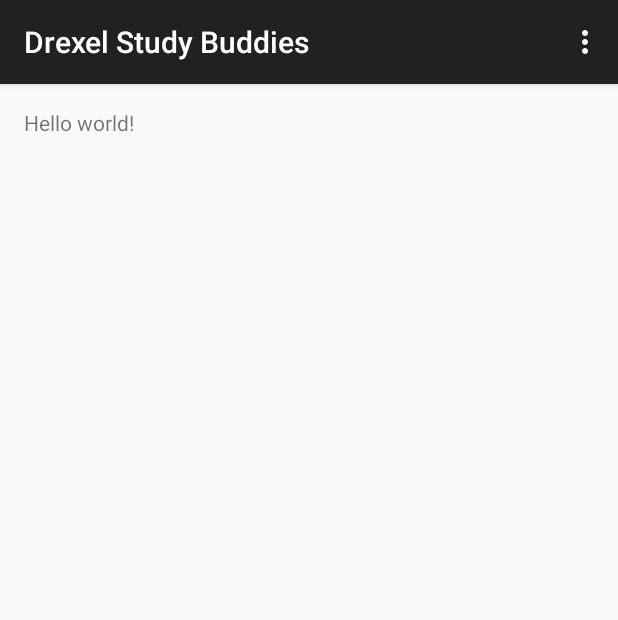
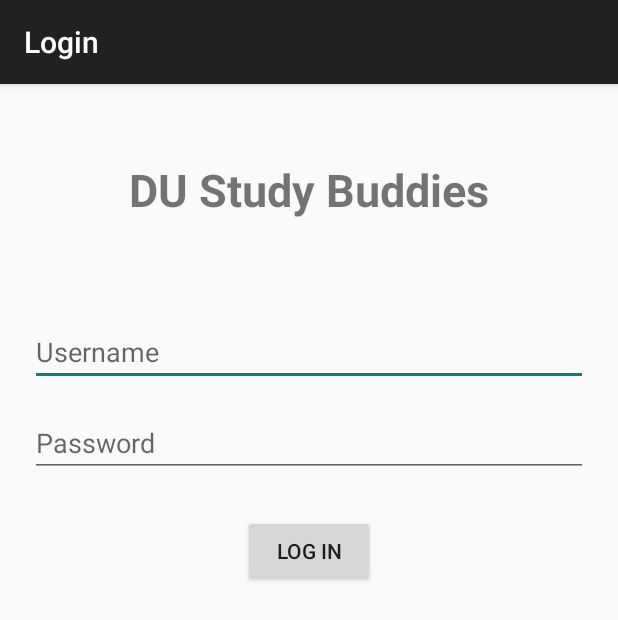
Before and after one commit to krs85/DUStudyBuddies, an Android app: the screen it shows after launch (MainActivity before the commit, LoginActivity after it), on a phone screen of 412 x 824 dp. Shown: the top 620 px of the screen. Run offline under Robolectric (Android 15) with nearby library versions, the phone set to English and light mode, and no system bars; our stand-ins replace Volley.

Commit message:
login workign

```diff
--- /dev/null
+++ b/app/src/main/java/com/shemeshapps/drexelstudybuddies/Activities/DuApplication.java
@@ -0,0 +1,17 @@
+package com.shemeshapps.drexelstudybuddies.Activities;
+
+import android.app.Application;
+
+import com.shemeshapps.drexelstudybuddies.NetworkingServices.RequestUtil;
+
+/**
+ * Created by Tomer on 2/27/2015.
+ */
+public class DuApplication extends Application {
+    @Override
+    public void onCreate()
+    {
+        super.onCreate();
+        RequestUtil.init(this);
+    }
+}
--- /dev/null
+++ b/app/src/main/java/com/shemeshapps/drexelstudybuddies/Activities/LoginActivity.java
@@ -0,0 +1,44 @@
+package com.shemeshapps.drexelstudybuddies.Activities;
+
+import android.support.v7.app.ActionBarActivity;
+import android.os.Bundle;
+import android.view.Menu;
+import android.view.MenuItem;
+import android.view.View;
+import android.widget.Button;
+import android.widget.EditText;
+import android.widget.Toast;
+
+import com.android.volley.Response;
+import com.android.volley.VolleyError;
+import com.shemeshapps.drexelstudybuddies.NetworkingServices.RequestUtil;
+import com.shemeshapps.drexelstudybuddies.R;
+
+public class LoginActivity extends ActionBarActivity {
+
+    @Override
+    protected void onCreate(Bundle savedInstanceState) {
+        super.onCreate(savedInstanceState);
+        setContentView(R.layout.activity_login);
+        final EditText password = (EditText)findViewById(R.id.password_login);
+        final EditText username = (EditText)findViewById(R.id.username_login);
+        Button login = (Button)findViewById(R.id.login_button);
+        login.setOnClickListener(new View.OnClickListener() {
+            @Override
+            public void onClick(View v) {
+                RequestUtil.getAuthCode(username.getText().toString(),password.getText().toString(),new Response.Listener() {
+                    @Override
+                    public void onResponse(Object response) {
+                        Toast.makeText(getApplicationContext(),"WORKED",Toast.LENGTH_SHORT).show();
+                    }
+                },
+                new Response.ErrorListener() {
+                    @Override
+                    public void onErrorResponse(VolleyError error) {
+                        Toast.makeText(getApplicationContext(),"INCORRECT PASSWORD",Toast.LENGTH_SHORT).show();
+                    }
+                });
+            }
+        });
+    }
+}
--- /dev/null
+++ b/app/src/main/java/com/shemeshapps/drexelstudybuddies/NetworkingServices/BitmapLruCache.java
@@ -0,0 +1,47 @@
+package com.shemeshapps.drexelstudybuddies.NetworkingServices;
+
+import android.graphics.Bitmap;
+import android.util.LruCache;
+
+import com.android.volley.toolbox.ImageLoader;
+
+/**
+ * Created by tomer on 8/9/14.
+ */
+
+//image caching system for gifts so we use less data
+public class BitmapLruCache
+        extends LruCache<String, Bitmap>
+        implements ImageLoader.ImageCache {
+
+    public BitmapLruCache() {
+        this(getDefaultLruCacheSize());
+    }
+
+    public BitmapLruCache(int sizeInKiloBytes) {
+        super(sizeInKiloBytes);
+    }
+
+    @Override
+    protected int sizeOf(String key, Bitmap value) {
+        return value.getRowBytes() * value.getHeight() / 1024;
+    }
+
+    @Override
+    public Bitmap getBitmap(String url) {
+        return get(url);
+    }
+
+    @Override
+    public void putBitmap(String url, Bitmap bitmap) {
+        put(url, bitmap);
+    }
+
+    public static int getDefaultLruCacheSize() {
+        final int maxMemory =
+                (int) (Runtime.getRuntime().maxMemory() / 1024);
+        final int cacheSize = maxMemory / 8;
+
+        return cacheSize;
+    }
+}
--- /dev/null
+++ b/app/src/main/java/com/shemeshapps/drexelstudybuddies/NetworkingServices/RequestUtil.java
@@ -0,0 +1,72 @@
+package com.shemeshapps.drexelstudybuddies.NetworkingServices;
+
+import android.app.Activity;
+import android.content.Context;
+import android.util.Log;
+import android.widget.Toast;
+
+import com.android.volley.Request;
+import com.android.volley.RequestQueue;
+import com.android.volley.Response;
+import com.android.volley.VolleyError;
+import com.android.volley.toolbox.ImageLoader;
+import com.android.volley.toolbox.Volley;
+import com.shemeshapps.drexelstudybuddies.Models.LoginRequest;
+
+import java.util.Arrays;
+
+
+
+/**
+ * Created by tomer on 8/9/14.
+ */
+public class RequestUtil {
+    public static RequestQueue queue;
+    public static ImageLoader imageLoader;
+    private static Response.ErrorListener errorListener;
+    private static Context context;
+
+    public static void init(final Context context)
+    {
+        RequestUtil.context = context;
+        queue = Volley.newRequestQueue(context);
+        ImageLoader.ImageCache imageCache = new BitmapLruCache();
+        imageLoader = new ImageLoader(Volley.newRequestQueue(context), imageCache);
+
+        errorListener = new Response.ErrorListener() {
+            @Override
+            public void onErrorResponse(VolleyError volleyError) {
+
+                if(volleyError.networkResponse!=null)
+                {
+                    if(volleyError.networkResponse.statusCode == 401)
+                    {
+
+                    }
+                    else
+                    {
+                        Log.e("Volley Error", Arrays.toString(volleyError.networkResponse.data));
+                        Toast.makeText(context, "An error has occurred while making the request", Toast.LENGTH_LONG).show();
+                    }
+
+                }
+                else
+                {
+                    Toast.makeText(context, "Please connect to the internet to use this app", Toast.LENGTH_LONG).show();
+                }
+            }
+        };
+    }
+
+
+    public static void getAuthCode(String userid, String password, Response.Listener listener , Response.ErrorListener errorListener)
+    {
+        String url = "https://d1m.drexel.edu/API/v2.0/Authentication/";
+        LoginRequest r = new LoginRequest();
+        r.Password = password;
+        r.UserId = userid;
+
+        RequestUtil.queue.add(new JacksonRequest<>(Request.Method.PUT,url,r, Object.class,listener,errorListener));
+    }
+
+}
--- /dev/null
+++ b/app/src/main/res/layout/activity_login.xml
@@ -0,0 +1,38 @@
+<LinearLayout xmlns:android="http://schemas.android.com/apk/res/android"
+    xmlns:tools="http://schemas.android.com/tools" android:layout_width="match_parent"
+    android:layout_height="match_parent"
+    android:padding="20dp"
+    android:gravity="center_horizontal"
+    android:orientation="vertical"
+    tools:context="com.shemeshapps.drexelstudybuddies.Activities.LoginActivity">
+
+    <TextView android:text="DU Study Buddies"
+        android:layout_width="wrap_content"
+        android:textSize="30sp"
+        android:textStyle="bold"
+        android:layout_marginTop="30dp"
+        android:layout_marginBottom="15dp"
+        android:layout_height="wrap_content" />
+
+    <EditText
+        android:layout_width="fill_parent"
+        android:layout_height="wrap_content"
+        android:layout_marginTop="50dp"
+        android:id="@+id/username_login"
+        android:layout_marginBottom="15dp"
+        android:hint="Username"/>
+    <EditText
+        android:layout_width="fill_parent"
+        android:layout_height="wrap_content"
+        android:hint="Password"
+        android:id="@+id/password_login"
+        android:inputType="textPassword"/>
+
+    <Button
+        android:layout_marginTop="25dp"
+        android:id="@+id/login_button"
+        android:layout_width="wrap_content"
+        android:layout_height="wrap_content"
+        android:text="Log in"/>
+
+</LinearLayout>
--- a/app/src/main/res/values/strings.xml
+++ b/app/src/main/res/values/strings.xml
@@ -4,5 +4,6 @@
     <string name="app_name">Drexel Study Buddies</string>
     <string name="hello_world">Hello world!</string>
     <string name="action_settings">Settings</string>
+    <string name="title_activity_login">LoginActivity</string>
 
 </resources>
```
Also changed, not shown: app/build.gradle (+9 -0 lines), app/src/main/AndroidManifest.xml (+6 -1 lines), app/src/main/java/com/shemeshapps/drexelstudybuddies/Models/LoginRequest.java (added, +14 -0 lines), app/src/main/java/com/shemeshapps/drexelstudybuddies/NetworkingServices/JacksonRequest.java (added, +56 -0 lines), app/src/main/java/com/shemeshapps/drexelstudybuddies/NetworkingServices/Mapper.java (added, +77 -0 lines), app/src/main/res/menu/menu_login.xml (added, +7 -0 lines), 4 other files.
